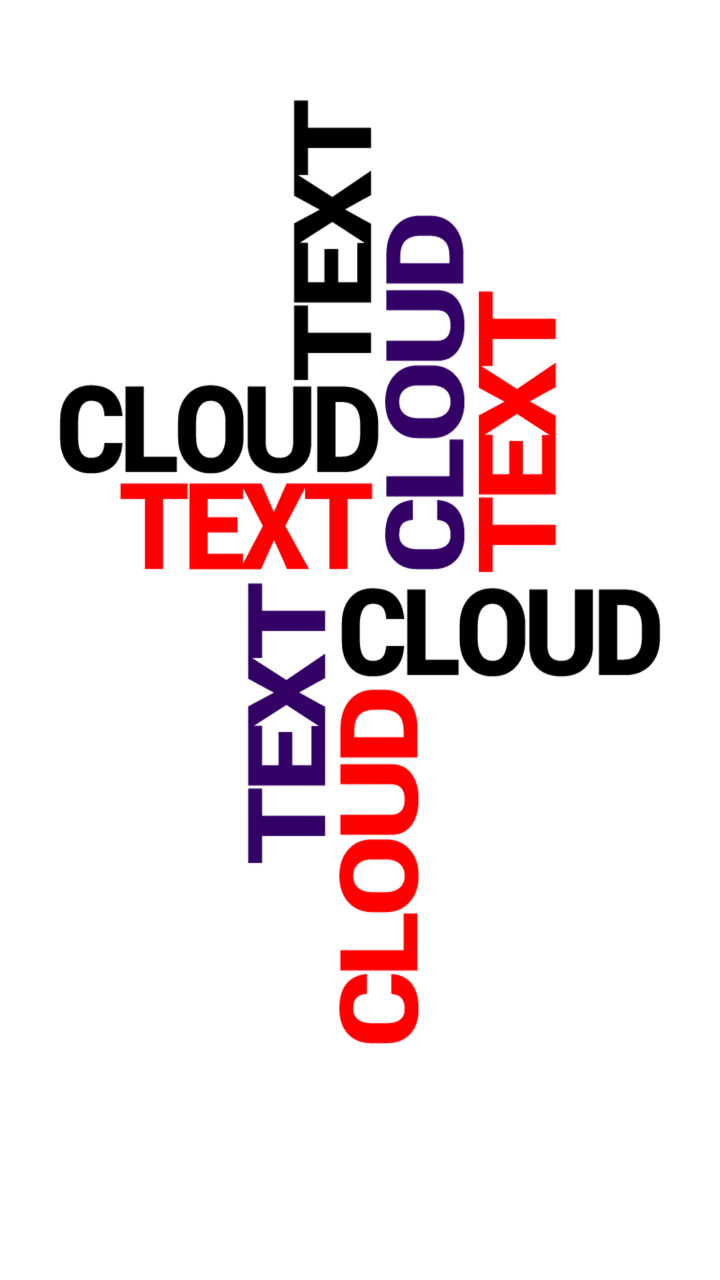
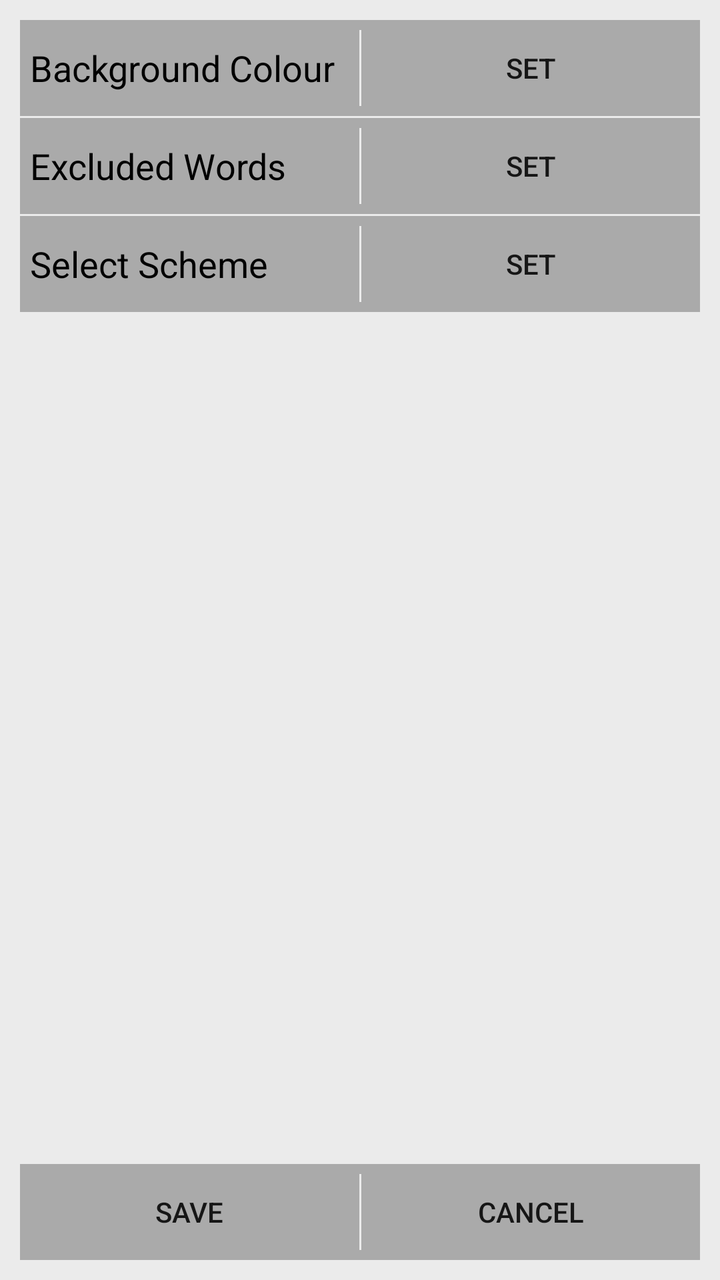

Compare the two renders of this Android layout. The source of the first and the diff that turns it into the second are given below.
<!-- AndroidManifest.xml: fallback theme Theme.MaterialComponents.DayNight.NoActionBar -->
<!-- res/layout/activity_settings.xml -->
<?xml version="1.0" encoding="utf-8"?>
<RelativeLayout xmlns:android="http://schemas.android.com/apk/res/android"
    android:id="@+id/settings_main_layout"
    android:layout_width="match_parent"
    android:layout_height="match_parent"
    android:background="@drawable/main_image" >

    <LinearLayout
        android:id="@+id/setting_layout"
        android:layout_width="wrap_content"
        android:layout_height="wrap_content"
        android:layout_alignParentLeft="true"
        android:layout_alignParentRight="true"
        android:layout_centerVertical="true"
        android:orientation="vertical" >

    </LinearLayout>

</RelativeLayout>
<!-- resources referenced by this layout -->
<resources>
  <!-- drawable main_image: png bitmap (drawable-hdpi, 45865 bytes) -->
</resources>

<!-- the commit's change to res/layout/activity_settings.xml (unified diff, before → after) -->
@@ -3,7 +3,7 @@
     android:id="@+id/settings_main_layout"
     android:layout_width="match_parent"
     android:layout_height="match_parent"
-    android:background="@drawable/main_image" >
+    android:background="@color/gray" >
 
     <LinearLayout
         android:id="@+id/setting_layout"
@@ -11,8 +11,150 @@
         android:layout_height="wrap_content"
         android:layout_alignParentLeft="true"
         android:layout_alignParentRight="true"
-        android:layout_centerVertical="true"
-        android:orientation="vertical" >
+        android:layout_centerVertical="false"
+        android:layout_margin="10dp"
+        android:orientation="vertical"
+        android:background="@android:color/darker_gray" >
+
+        <LinearLayout
+            android:layout_width="match_parent"
+            android:layout_height="wrap_content" >
+
+            <TextView
+                android:id="@+id/select_background_lbl"
+                android:layout_width="match_parent"
+                android:layout_height="wrap_content"
+                android:layout_gravity="center_vertical|center_horizontal"
+                android:layout_margin="5dp"
+                android:layout_weight=".5"
+                android:text="@string/select_background_lbl"
+                android:textAppearance="?android:attr/textAppearanceMedium"
+                android:textColor="@android:color/black" />
+
+        	<View
+            android:id="@+id/vert_rule2"
+            android:layout_width="1dp"
+            android:layout_height="match_parent"
+            android:background="@color/gray"
+            android:layout_marginTop="5dp"
+            android:layout_marginBottom="5dp" />
+        	
+            <Button
+                android:id="@+id/select_background_button"
+                android:layout_width="match_parent"
+                android:layout_height="wrap_content"
+                android:layout_gravity="right|center_vertical"
+                android:background="?android:attr/selectableItemBackground"
+                android:text="@string/set"
+                android:layout_weight=".5" />
+
+        </LinearLayout>
+        <View
+            android:id="@+id/hor_rule1"
+            android:layout_width="match_parent"
+            android:layout_height="1dp"
+            android:background="@color/gray"/>
+        <LinearLayout
+            android:layout_width="match_parent"
+            android:layout_height="wrap_content"
+            android:orientation="horizontal" >
+
+            <TextView
+                android:id="@+id/select_words_lbl"
+                android:layout_width="match_parent"
+                android:layout_height="wrap_content"
+                android:layout_gravity="center_vertical|center_horizontal"
+                android:layout_margin="5dp"
+                android:layout_weight=".5"
+                android:text="@string/select_words_lbl"
+                android:textAppearance="?android:attr/textAppearanceMedium"
+                android:textColor="@android:color/black" />
+
+        <View
+            android:id="@+id/vert_rule3"
+            android:layout_width="1dp"
+            android:layout_height="match_parent"
+            android:background="@color/gray"
+            android:layout_marginTop="5dp"
+            android:layout_marginBottom="5dp" />
+            <Button
+                android:id="@+id/select_words_button"
+                android:layout_width="match_parent"
+                android:layout_height="wrap_content"
+                android:layout_gravity="right|center_vertical"
+                android:layout_weight=".5"
+                android:background="?android:attr/selectableItemBackground"
+                android:text="@string/set" />
+
+        </LinearLayout>
+        <View
+            android:id="@+id/hor_rule2"
+            android:layout_width="match_parent"
+            android:layout_height="1dp"
+            android:background="@color/gray"/>
+        <LinearLayout
+            android:layout_width="match_parent"
+            android:layout_height="wrap_content" >
+
+            <TextView
+                android:id="@+id/select_scheme_lbl"
+                android:layout_width="match_parent"
+                android:layout_height="wrap_content"
+                android:layout_gravity="center_vertical|center_horizontal"
+                android:layout_margin="5dp"
+                android:layout_weight=".5"
+                android:text="@string/select_scheme_button"
+                android:textAppearance="?android:attr/textAppearanceMedium"
+                android:textColor="@android:color/black" />
+
+        <View
+            android:id="@+id/vert_rule4"
+            android:layout_width="1dp"
+            android:layout_height="match_parent"
+            android:background="@color/gray"
+            android:layout_marginTop="5dp"
+            android:layout_marginBottom="5dp" />
+            <Button
+                android:id="@+id/select_scheme_button"
+                android:layout_width="match_parent"
+                android:layout_height="wrap_content"
+                android:layout_weight=".5"
+                android:background="?android:attr/selectableItemBackground"
+                android:text="@string/set" />
+        </LinearLayout>
+
+    </LinearLayout>
+
+    <LinearLayout
+        android:id="@+id/settings_button_layout"
+        android:layout_width="match_parent"
+        android:layout_height="wrap_content"
+        android:layout_alignParentBottom="true"
+        android:layout_centerHorizontal="true"
+        android:layout_margin="10dp"
+        android:background="@android:color/darker_gray" >
+
+        <Button
+            android:id="@+id/settings_save_button"
+            android:layout_width="match_parent"
+            android:layout_height="wrap_content"
+            android:layout_weight=".5"
+            android:background="?android:attr/selectableItemBackground"
+            android:text="@string/save" />
+        <View
+            android:id="@+id/vert_rule1"
+            android:layout_width="1dp"
+            android:layout_height="match_parent"
+            android:background="@color/gray"
+            android:layout_marginTop="5dp"
+            android:layout_marginBottom="5dp" />
+        <Button
+            android:id="@+id/settings_cancel_button"
+            android:layout_width="match_parent"
+            android:layout_height="wrap_content"
+            android:layout_weight=".5"
+            android:background="?android:attr/selectableItemBackground"
+            android:text="@string/cancel" />
 
     </LinearLayout>
 
<!-- resource entries referenced after the edit -->
@@ -1,5 +1,11 @@
 <!-- resources referenced by this layout -->
 <resources>
-  <!-- drawable main_image: png bitmap (drawable-hdpi, 45865 bytes) -->
+  <color name="gray">#EBEBEB</color>
+  <string name="cancel">Cancel</string>
+  <string name="save">Save</string>
+  <string name="select_background_lbl">Background Colour</string>
+  <string name="select_scheme_button">Select Scheme</string>
+  <string name="select_words_lbl">Excluded Words</string>
+  <string name="set">Set</string>
 </resources>
 
